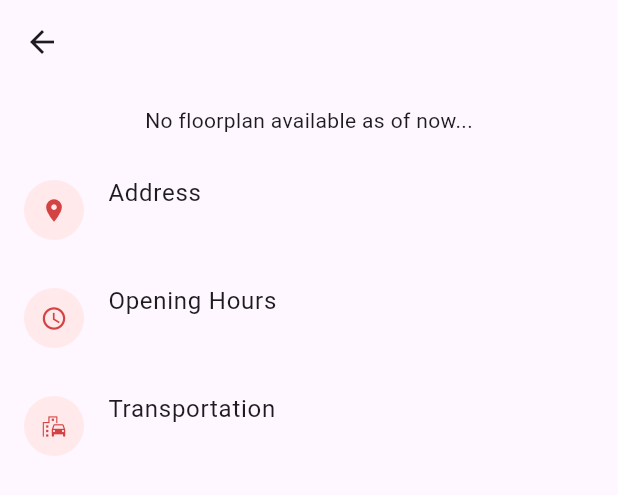
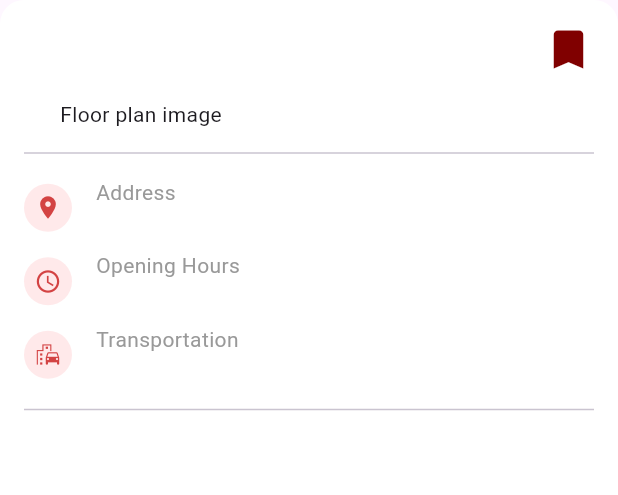
Before and after one commit to dddelacruz/UPClassroomFinder_AY2324_CS192, a Flutter app: the ClassroomDetailPage widget shown alone on an empty page, opened directly with empty values, on a phone screen of 412 x 824 dp. Shown: the top 495 px of the screen. Run offline on Flutter 3.47's test engine with Material 3 defaults, Android fonts, the light colour scheme and no system bars; our stand-ins replace cloud_firestore, firebase_core, flutter_map, latlong2, shared_preferences; accounts and stored records are empty.

Commit message:
made the classroomdetailpage a bottomsheet

```diff
--- a/up_classroom_finder_ay2324_cs192/lib/pages/classroomdetail_page.dart
+++ b/up_classroom_finder_ay2324_cs192/lib/pages/classroomdetail_page.dart
@@ -1,10 +1,9 @@
 import 'package:flutter/material.dart';
 
 // hardcoded assets list for locations with floorplan
-final floorplanImgList =[
+final floorplanImgList = [
   "AECH",
 ];
-
 
 class ClassroomDetailPage extends StatelessWidget {
   final Map<String, dynamic> upclassroom;
@@ -13,75 +12,142 @@ class ClassroomDetailPage extends StatelessWidget {
 
   @override
   Widget build(BuildContext context) {
-    return Scaffold(
-      // classroom name
-      appBar: AppBar(
-        title: Text(upclassroom['CLASSROOM NUMBER']),
+    return ListView(
+      children: [
+        Container(
+            padding: EdgeInsets.all(16),
+            height: 600,
+            decoration: BoxDecoration(
+                borderRadius: BorderRadius.circular(16), color: Colors.white),
+            child: Column(
+              children: [
+                Padding(
+                  padding: EdgeInsets.only(bottom: 16),
+                  child: Row(
+                      mainAxisAlignment: MainAxisAlignment.spaceBetween,
+                      children: [
+                        SizedBox(
+                          width: MediaQuery.of(context).size.width - 80,
+                          child: Text(
+                            upclassroom['NAME'],
+                            style: TextStyle(
+                                fontSize: 20, fontWeight: FontWeight.bold),
                           ),
-
-      // classroom info
-      body: ListView(
+                        ),
+                        Icon(
+                          Icons.bookmark,
+                          size: 34,
+                          color: Color(0xff800000),
+                        )
+                      ]),
+                ), // heading and bookmark row
+                Padding(
+                  padding: EdgeInsets.only(bottom: 8),
+                  child: Row(
+                    mainAxisAlignment: MainAxisAlignment.spaceEvenly,
                     children: [
-          const SizedBox(
-            height: 14,
+                      SizedBox(
+                          width: MediaQuery.of(context).size.width - 80,
+                          child: Text("Floor plan image")),
+                    ],
                   ),
-
-          // floorplan
-
-          // check if florplan image exists
-          floorplanImgList.contains(upclassroom['LOCATION'])
-
-              // if file exists, load image
-              ? Dialog(
-                  child: Image.asset(
-                    "assets/floorplan_${upclassroom['LOCATION']}.jpg",
-                    height: 200,
-                    width: 200,
-                    fit: BoxFit.cover,
+                ), // floorplan image row
+                Divider(),
+                Padding(
+                  padding: EdgeInsets.only(top: 8, bottom: 8),
+                  child: Row(
+                    children: [
+                      CircleAvatar(
+                        radius: 16,
+                        backgroundColor: Color(0xffffe9ea),
+                        child: Icon(Icons.location_on,
+                            size: 18, color: Color(0xffd34343)),
+                      ),
+                      Padding(
+                        padding: EdgeInsets.only(left: 16),
+                        child: Column(
+                          crossAxisAlignment: CrossAxisAlignment.start,
+                          children: [
+                            Text(
+                              "Address",
+                              style: TextStyle(color: Color(0xff999999)),
+                            ),
+                            SizedBox(
+                              width: MediaQuery.of(context).size.width - 80,
+                              child: Text(upclassroom['ADDRESS'],
+                                  style:
+                                      TextStyle(fontWeight: FontWeight.bold)),
+                            )
+                          ],
                         ),
                       )
-
-              // file does not exist
-              : const Center(child: Text("No floorplan available as of now...")),
-          const SizedBox(
-            height: 14,
+                    ],
                   ),
-
-          // address
-          ListTile(
-            leading: const CircleAvatar(
-              backgroundColor: Color(0xffffe9ea),
-              child:
-                  Icon(Icons.location_on, size: 18, color: Color(0xffd34343)),
-            ),
-            title: const Text("Address"),
-            subtitle: Text(upclassroom['LOCATION']),
-          ),
-
-          // opening hours
-          ListTile(
-            leading: const CircleAvatar(
+                ), // address row
+                Padding(
+                  padding: EdgeInsets.only(bottom: 8),
+                  child: Row(
+                    children: [
+                      CircleAvatar(
+                        radius: 16,
                         backgroundColor: Color(0xffffe9ea),
                         child: Icon(Icons.access_time_sharp,
                             size: 18, color: Color(0xffd34343)),
                       ),
-            title: const Text("Opening Hours"),
-            subtitle: Text(upclassroom['OPENING HOURS']),
+                      Padding(
+                        padding: EdgeInsets.only(left: 16),
+                        child: Column(
+                          crossAxisAlignment: CrossAxisAlignment.start,
+                          children: [
+                            Text("Opening Hours",
+                                style: TextStyle(color: Color(0xff999999))),
+                            SizedBox(
+                              width: MediaQuery.of(context).size.width - 80,
+                              child: Text(upclassroom['OPENING HOURS'],
+                                  style:
+                                      TextStyle(fontWeight: FontWeight.bold)),
+                            )
+                          ],
                         ),
-
-          // transportation
-          ListTile(
-            leading: const CircleAvatar(
+                      ),
+                    ],
+                  ),
+                ), // hours row
+                Padding(
+                  padding: EdgeInsets.only(bottom: 8),
+                  child: Row(
+                    children: [
+                      CircleAvatar(
+                        radius: 16,
                         backgroundColor: Color(0xffffe9ea),
                         child: Icon(Icons.emoji_transportation,
                             size: 18, color: Color(0xffd34343)),
                       ),
-            title: const Text("Transportation"),
-            subtitle: Text(upclassroom['TRANSPORTATION']),
+                      Padding(
+                        padding: EdgeInsets.only(left: 16),
+                        child: Column(
+                          crossAxisAlignment: CrossAxisAlignment.start,
+                          children: [
+                            Text(
+                              "Transportation",
+                              style: TextStyle(color: Color(0xff999999)),
+                            ),
+                            SizedBox(
+                              width: MediaQuery.of(context).size.width - 80,
+                              child: Text(upclassroom['TRANSPORTATION'],
+                                  style:
+                                      TextStyle(fontWeight: FontWeight.bold)),
+                            )
+                          ],
+                        ),
                       ),
                     ],
                   ),
-
+                ), // transportation row
+                Divider(),
+              ],
+            ))
+      ],
     );
   }
 }
--- a/up_classroom_finder_ay2324_cs192/lib/pages/map_page.dart
+++ b/up_classroom_finder_ay2324_cs192/lib/pages/map_page.dart
@@ -15,13 +15,12 @@ class MapPage extends StatefulWidget {
 }
 
 class _MapPageState extends State<MapPage> {
-
   // functions and variables for search bar
 
   List _allData = []; // list of all items in database
   List _resultList = []; // list of filtered results from database
   final TextEditingController _searchController = TextEditingController();
-  final  _focus = FocusNode();
+  final _focus = FocusNode();
 
   // add listener to search bar
   @override
@@ -75,7 +74,6 @@ class _MapPageState extends State<MapPage> {
 
   // functions for search bar END
 
-
   @override
   Widget build(BuildContext context) {
     return Scaffold(
@@ -104,11 +102,9 @@ class _MapPageState extends State<MapPage> {
                 },
               )
             : null, // Conditionally render the back button
-
       ),
       body: Stack(
         children: <Widget>[
-
           // if search bar is not being used, show map image
           if (!_focus.hasFocus)
             const Positioned.fill(
@@ -138,7 +134,7 @@ class _MapPageState extends State<MapPage> {
   }
 }
 
-class SearchResultsPage extends StatelessWidget{
+class SearchResultsPage extends StatelessWidget {
   const SearchResultsPage(this.searchController, this.resultList, {super.key});
 
   final List resultList;
@@ -146,12 +142,11 @@ class SearchResultsPage extends StatelessWidget{
 
   @override
   build(BuildContext context) {
-
     // if back button is pressed, go back to showing map image
     return PopScope(
       canPop: false,
-      onPopInvoked: (bool popped){
-        if(!popped){
+      onPopInvoked: (bool popped) {
+        if (!popped) {
           Navigator.pushReplacement(
             context,
             PageRouteBuilder(
@@ -162,13 +157,10 @@ class SearchResultsPage extends StatelessWidget{
           );
         }
       },
-
       child: Container(
-
         // if search results is empty, show blank screen
-        color: searchController.text.isEmpty
-            ? Colors.transparent
-            : Colors.white,
+        color:
+            searchController.text.isEmpty ? Colors.transparent : Colors.white,
 
         // if search results is not empty, show list of results
         child: ListView.builder(
@@ -179,28 +171,36 @@ class SearchResultsPage extends StatelessWidget{
               subtitle: Text(resultList[index]['LOCATION']),
               trailing: Text(resultList[index]['FLOOR NUMBER']),
               onTap: () {
-                Navigator.push(
-                  context,
-                  MaterialPageRoute(
-                    builder: (context) => ClassroomDetailPage(resultList[index]),
-                  ),
+                // Navigator.push(
+                //   context,
+                //   MaterialPageRoute(
+                //     builder: (context) => ClassroomDetailPage(resultList[index]),
+                //   ),
+                // );
+                showModalBottomSheet<dynamic>(
+                    isScrollControlled: true,
+                    context: context,
+                    builder: (BuildContext context) {
+                      return Container(
+                        height: MediaQuery.of(context).size.height *
+                            0.65, // scale height of bottom modal sheet
+                        child: ClassroomDetailPage(resultList[index]),
                       );
+                    });
               },
             );
           },
         ),
       ),
-
     );
   }
 }
 
-class NavigationBar extends StatelessWidget{
+class NavigationBar extends StatelessWidget {
   const NavigationBar({super.key});
 
   @override
-  build(BuildContext context){
-
+  build(BuildContext context) {
     // buttom app bar for navigation
     return BottomAppBar(
       color: const Color(0xFF8C0000),
@@ -210,7 +210,6 @@ class NavigationBar extends StatelessWidget{
         child: Row(
           mainAxisAlignment: MainAxisAlignment.spaceAround,
           children: <Widget>[
-
             // button to notes page
             IconButton(
               icon: const Icon(Icons.edit),
@@ -228,8 +227,7 @@ class NavigationBar extends StatelessWidget{
               onPressed: () {
                 Navigator.push(
                   context,
-                  MaterialPageRoute(
-                      builder: (context) => const SchedulePage()),
+                  MaterialPageRoute(builder: (context) => const SchedulePage()),
                 );
               },
             ),
@@ -245,7 +243,6 @@ class NavigationBar extends StatelessWidget{
                 );
               },
             ),
-
           ],
         ),
       ),
```
Also changed, not shown: 1 other file. Lines whose indentation alone changed are shown as unchanged.
